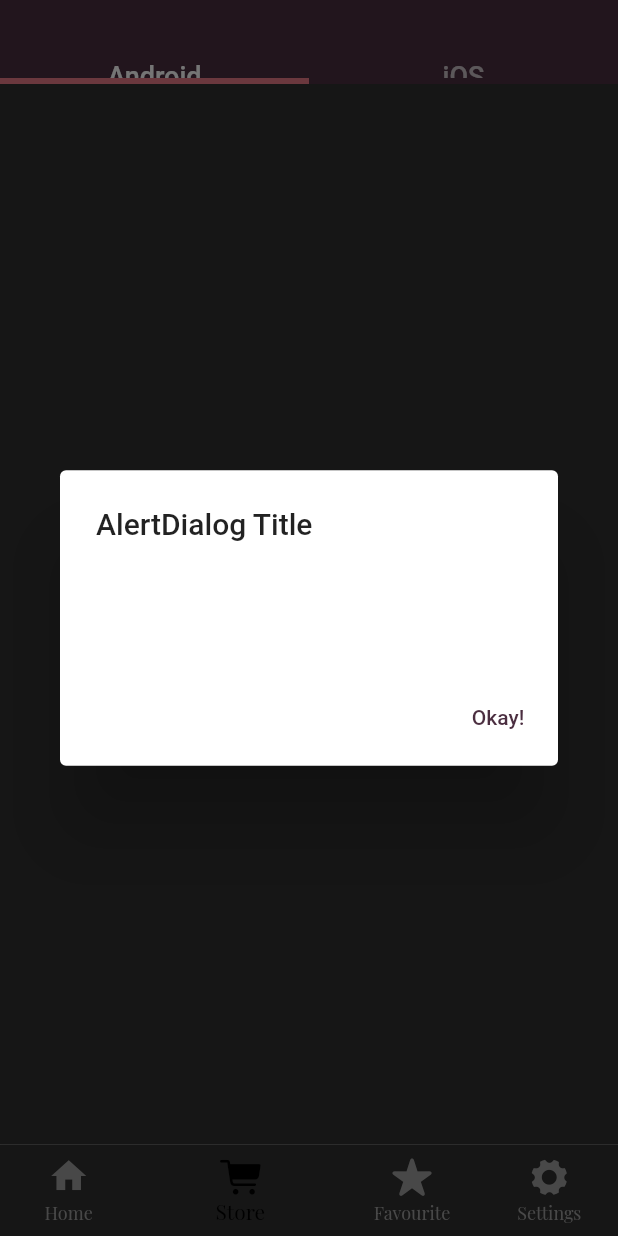
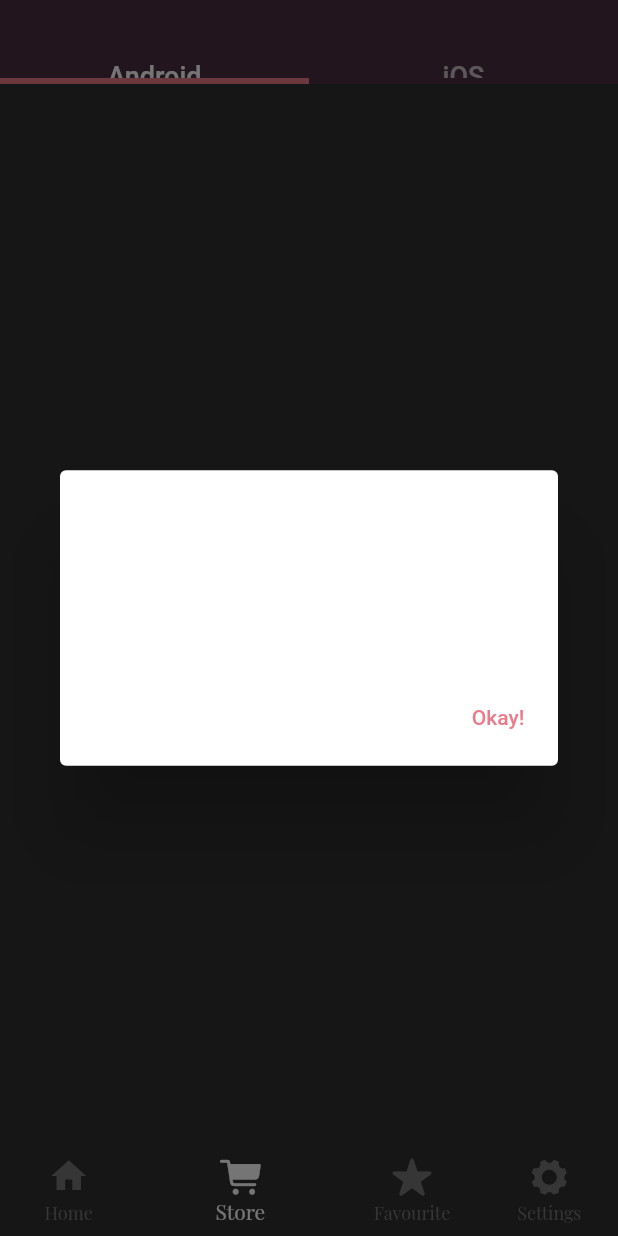
Before and after one commit to aditya-css/ch5_practical, a Flutter app: the screen it shows after launch, item 2 of the bottom bar chosen, after a tap on "AlertDialog", on a phone screen of 412 x 824 dp. Run offline on Flutter 3.47's test engine with Material 2 defaults, Android fonts, the phone set to English and light mode, and no system bars; our stand-ins replace google_fonts.

```diff
--- a/lib/article_pages/article_details_page.dart
+++ b/lib/article_pages/article_details_page.dart
@@ -155,6 +155,7 @@ class _ArticleDetailPageState extends State<ArticleDetailPage> {
                               return const LoadingPage(showHalf: true);
                             },
                           ),
+                          const SizedBox(height: 16),
                           Column(
                             children: [
                               SizedBox(
--- a/lib/article_pages/article_future.dart
+++ b/lib/article_pages/article_future.dart
@@ -44,14 +44,14 @@ class _ArticleFuturePageState extends State<ArticleFuturePage> {
                   title: 'Main Articles',
                 ),
                 SizedBox(
-                  height: 290.0,
+                  height: 300.0,
                   child: ArticlesVertical(
                     snapshot.data!['main_articles'],
                     imgHeight: 150,
                     imgWidth: 250,
                     boxWidth: 240,
-                    elevation: 15,
-                    shadowColor: Colors.grey.shade200,
+                    elevation: 12,
+                    shadowColor: Colors.grey.shade400,
                   ),
                 ),
                 const SectionHeader(
@@ -59,11 +59,11 @@ class _ArticleFuturePageState extends State<ArticleFuturePage> {
                   title: 'You have not finished reading',
                 ),
                 SizedBox(
-                  height: 400.0,
+                  height: 435.0,
                   child: ArticlesHorizontal(
                     snapshot.data!['half_articles'],
                     length: 3,
-                    imgHeight: 110,
+                    imgHeight: 128,
                     imgWidth: 150,
                   ),
                 ),
--- a/lib/bottom_navbar_pages/home_bar_page.dart
+++ b/lib/bottom_navbar_pages/home_bar_page.dart
@@ -37,17 +37,18 @@ class _HomeBarPageState extends State<HomeBarPage> {
                   Container(
                     margin: const EdgeInsets.symmetric(horizontal: 16.0),
                     child: Material(
-                      elevation: 20,
+                      elevation: 12,
                       shadowColor: Colors.grey.shade50,
+                      type: MaterialType.card,
                       child: TextField(
                         decoration: InputDecoration(
                           prefixIcon: Icon(
                             Icons.search_rounded,
-                            color: Colors.grey.shade300,
+                            color: Colors.grey.shade400,
                             size: 30,
                           ),
                           hintText: 'Search',
-                          hintStyle: TextStyle(color: Colors.grey.shade500),
+                          hintStyle: TextStyle(color: Colors.grey.shade600),
                           border: InputBorder.none,
                         ),
                       ),
--- a/lib/bottom_navbar_pages/settings_bar_page.dart
+++ b/lib/bottom_navbar_pages/settings_bar_page.dart
@@ -233,9 +233,9 @@ class _SettingsBarPageState extends State<SettingsBarPage>
                     backgroundColor:
                         FlavourConfig.instance.colorScheme.secondary,
                     child: Align(
-                      alignment: Alignment.centerLeft,
+                      alignment: Alignment.center,
                       child: Padding(
-                        padding: const EdgeInsets.only(left: 36.0),
+                        padding: const EdgeInsets.only(right: 50),
                         child: AnimatedOpacity(
                           opacity: _showArrow,
                           duration:
--- a/lib/custom_cards/horizontal_article_card.dart
+++ b/lib/custom_cards/horizontal_article_card.dart
@@ -33,7 +33,7 @@ class ArticlesHorizontal extends StatelessWidget {
               child: Hero(
                 tag: _tag,
                 child: Material(
-                  type: MaterialType.transparency,
+                  type: MaterialType.card,
                   child: Row(
                     crossAxisAlignment: CrossAxisAlignment.start,
                     children: [
@@ -45,6 +45,8 @@ class ArticlesHorizontal extends StatelessWidget {
                       ),
                       const SizedBox(width: 16.0),
                       Expanded(
+                        child: Padding(
+                          padding: const EdgeInsets.symmetric(vertical: 8.0),
                           child: Column(
                             crossAxisAlignment: CrossAxisAlignment.start,
                             children: [
@@ -81,6 +83,7 @@ class ArticlesHorizontal extends StatelessWidget {
                             ],
                           ),
                         ),
+                      ),
                     ],
                   ),
                 ),
--- a/lib/custom_cards/matrix_article_card.dart
+++ b/lib/custom_cards/matrix_article_card.dart
@@ -42,9 +42,8 @@ class ArticlesMatrix extends StatelessWidget {
           child: Hero(
             tag: _tag,
             child: Material(
-              type: MaterialType.transparency,
+              type: MaterialType.card,
               child: Column(
-                crossAxisAlignment: CrossAxisAlignment.start,
                 children: [
                   Image.asset(
                     data[index]['image_url'],
@@ -52,6 +51,12 @@ class ArticlesMatrix extends StatelessWidget {
                     width: imgWidth,
                     height: imgHeight,
                   ),
+                  Expanded(
+                    child: Padding(
+                      padding: const EdgeInsets.only(left: 8.0),
+                      child: Column(
+                        crossAxisAlignment: CrossAxisAlignment.start,
+                        children: [
                           Padding(
                             padding: const EdgeInsets.symmetric(vertical: 8.0),
                             child: Text(
@@ -90,6 +95,10 @@ class ArticlesMatrix extends StatelessWidget {
                       ),
                     ),
                   ),
+                ],
+              ),
+            ),
+          ),
         );
       },
     );
--- a/lib/custom_cards/vertical_article_card.dart
+++ b/lib/custom_cards/vertical_article_card.dart
@@ -35,7 +35,7 @@ class ArticlesVertical extends StatelessWidget {
             tag: _tag,
             child: Container(
               width: boxWidth,
-              margin: const EdgeInsets.only(right: 16.0, bottom: 8.0),
+              margin: const EdgeInsets.only(right: 16.0, bottom: 16.0),
               child: Material(
                 elevation: elevation!,
                 shadowColor: shadowColor!,
--- a/lib/home_page.dart
+++ b/lib/home_page.dart
@@ -2,6 +2,7 @@ import 'package:ch5_practical/bottom_navbar_pages/favourite_bar_page.dart';
 import 'package:ch5_practical/bottom_navbar_pages/home_bar_page.dart';
 import 'package:ch5_practical/bottom_navbar_pages/settings_bar_page.dart';
 import 'package:ch5_practical/bottom_navbar_pages/store_bar_page.dart';
+import 'package:ch5_practical/flavour_config.dart';
 import 'package:flutter/cupertino.dart';
 import 'package:flutter/material.dart';
 
@@ -57,7 +58,6 @@ class _MyHomePageState extends State<MyHomePage> {
   @override
   Widget build(BuildContext context) {
     return Scaffold(
-      backgroundColor: Colors.white,
       body: IndexedStack(
         index: _selectedIndex,
         children: _bottomNavBarPages,
@@ -67,8 +67,8 @@ class _MyHomePageState extends State<MyHomePage> {
         onTap: _onItemTapped,
         iconSize: 28,
         showUnselectedLabels: true,
-        selectedItemColor: Colors.black,
-        unselectedItemColor: Colors.grey,
+        selectedItemColor: FlavourConfig.instance.colorScheme.background,
+        unselectedItemColor: Colors.grey.shade600,
         items: _bottomNavBarItems,
       ),
     );
--- a/lib/main_entrypoint.dart
+++ b/lib/main_entrypoint.dart
@@ -30,15 +30,25 @@ class MyApp extends StatelessWidget {
               // caption      12.0  regular  0.4
               headline5: GoogleFonts.playfairDisplay(
                 fontWeight: FontWeight.bold,
+                color: FlavourConfig.instance.colorScheme.background,
               ),
               subtitle1: GoogleFonts.playfairDisplay(
                 fontWeight: FontWeight.bold,
+                color: FlavourConfig.instance.colorScheme.background,
               ),
               caption: GoogleFonts.playfairDisplay(
                 fontWeight: FontWeight.bold,
+                color: FlavourConfig.instance.colorScheme.background,
               ),
-              bodyText2: GoogleFonts.playfairDisplay(),
+              bodyText2: GoogleFonts.playfairDisplay(
+                color: FlavourConfig.instance.colorScheme.background,
+              ),
             ),
+        textButtonTheme: TextButtonThemeData(
+          style: TextButton.styleFrom(
+            primary: FlavourConfig.isDev ? kSecondaryColor : kSecondaryVariant,
+          ),
+        ),
       ),
       navigatorKey: NavigationService.navKey,
       initialRoute: MyHomePage.routeName,
--- a/lib/tabbar_page_widgets/android_tabbar_page.dart
+++ b/lib/tabbar_page_widgets/android_tabbar_page.dart
@@ -1,4 +1,5 @@
 import 'package:ch5_practical/extensions.dart';
+import 'package:ch5_practical/flavour_config.dart';
 import 'package:ch5_practical/utilities.dart';
 import 'package:flutter/material.dart';
 
@@ -10,7 +11,12 @@ class AndroidTabBarPage extends StatelessWidget {
       context: context,
       builder: (BuildContext context) {
         return SimpleDialog(
-          title: const Text('SimpleDialog Title'),
+          title: Text(
+            'SimpleDialog Title',
+            style: TextStyle(
+              color: FlavourConfig.instance.colorScheme.background,
+            ),
+          ),
           children: [
             SimpleDialogOption(
               onPressed: () => Navigator.pop(
@@ -63,7 +69,12 @@ class AndroidTabBarPage extends StatelessWidget {
       barrierDismissible: false,
       builder: (BuildContext context) {
         return AlertDialog(
-          title: const Text('AlertDialog Title'),
+          title: Text(
+            'AlertDialog Title',
+            style: TextStyle(
+              color: FlavourConfig.instance.colorScheme.background,
+            ),
+          ),
           content: const Text('Sample content of Android AlertDialog'),
           actions: <Widget>[
             TextButton(
```
Also changed, not shown: build showcase/prod.gif, 19 other files. Lines whose indentation alone changed are shown as unchanged.
